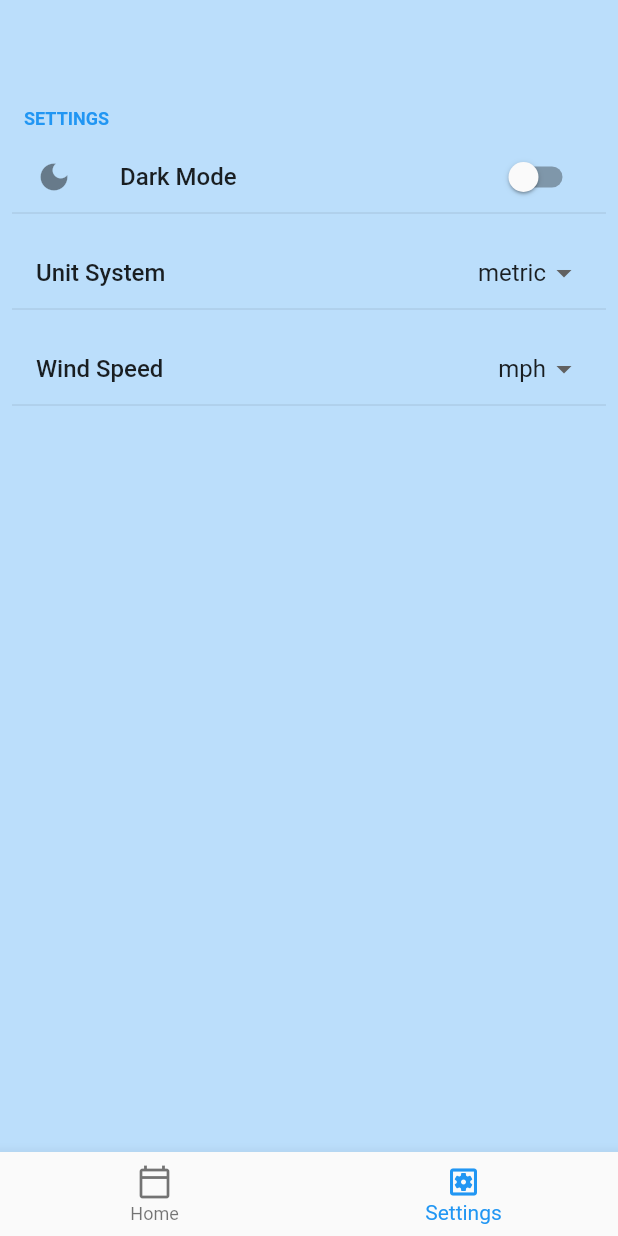
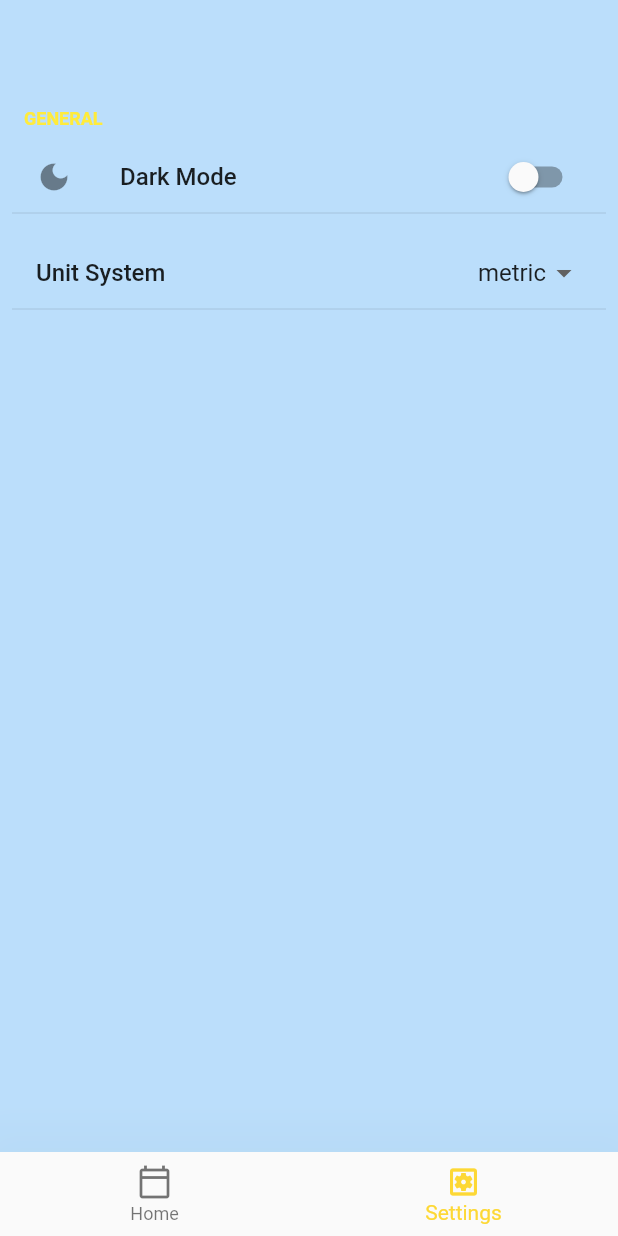
Before and after one commit to muhammadkh242/Weather-Forecast-2, a Flutter app: the screen it shows after launch, item 2 of the bottom bar chosen, on a phone screen of 412 x 824 dp. Run offline on Flutter 3.47's test engine with Material 2 defaults, Android fonts, the phone set to English and light mode, and no system bars; drawn by our look-alikes of flutter_settings_screens; our stand-ins replace conditional_builder, dio, geocoding, geolocator, hexcolor; statements that could not run were skipped.

Commit message:
change app mode based on user preferences

```diff
--- a/lib/layout_provider.dart
+++ b/lib/layout_provider.dart
@@ -1,17 +1,23 @@
 import 'package:flutter/material.dart';
 import 'package:weather/module/home/home_screen.dart';
 import 'package:weather/module/settings/settings_screen.dart';
+import 'package:flutter_settings_screens/flutter_settings_screens.dart';
+import 'package:weather/shared/constants.dart';
 
 class LayoutProvider extends ChangeNotifier {
 
   int bottomNavIndex = 0;
   List<Widget> pages = [
     const HomeScreen(),
-    const SettingsScreen()
+    const PreferencesScreen()
   ];
 
   void navigateBottomNavScreen(int index){
     bottomNavIndex = index;
     notifyListeners();
   }
+
+  void changeThemeMode(){
+    notifyListeners();
+  }
 }
--- a/lib/main.dart
+++ b/lib/main.dart
@@ -1,8 +1,11 @@
 import 'package:flutter/material.dart';
+import 'package:flutter/services.dart';
+import 'package:provider/provider.dart';
+import 'package:weather/layout_provider.dart';
+import 'package:flutter_settings_screens/flutter_settings_screens.dart';
+import 'package:weather/shared/constants.dart';
 import 'package:weather/weather_layout.dart';
-import 'package:flutter/services.dart';
 import 'package:hexcolor/hexcolor.dart';
-import 'package:flutter_settings_screens/flutter_settings_screens.dart';
 
 void main() async {
   await Settings.init(cacheProvider: SharePreferenceCache());
@@ -14,18 +17,60 @@ class MyApp extends StatelessWidget {
 
   @override
   Widget build(BuildContext context) {
+    return ChangeNotifierProvider<LayoutProvider>(
+        create: (context) => LayoutProvider(),
+        child: Consumer<LayoutProvider>(
+            builder: (BuildContext context, provider, _) {
+
           return MaterialApp(
             theme: ThemeData(
+              scaffoldBackgroundColor: Colors.blue[100],
+              primarySwatch: Colors.yellow,
               appBarTheme: AppBarTheme(
                 systemOverlayStyle: SystemUiOverlayStyle(
                   statusBarColor: Colors.blue[100],
                   statusBarIconBrightness: Brightness.dark,
                 ),
-
-        )
+                color: Colors.blue[100],
+                titleTextStyle: const TextStyle(
+                  color: Colors.white,
+                  fontWeight: FontWeight.bold,
+                  fontSize: 25.0,
                 ),
+              ),
+              bottomNavigationBarTheme: BottomNavigationBarThemeData(
+                type: BottomNavigationBarType.fixed,
+                selectedItemColor: Colors.yellow[600],
+                elevation: 50.0,
+              ),
+            ),
+            darkTheme: ThemeData(
+              scaffoldBackgroundColor: HexColor('323232'),
+              primarySwatch: Colors.yellow,
+              appBarTheme: AppBarTheme(
+                systemOverlayStyle: SystemUiOverlayStyle(
+                  statusBarColor: HexColor('323232'),
+                  statusBarIconBrightness: Brightness.light,
+                ),
+                color: HexColor('323232'),
+                titleTextStyle: const TextStyle(
+                  color: Colors.white,
+                  fontWeight: FontWeight.bold,
+                  fontSize: 25.0,
+                ),
+              ),
+              bottomNavigationBarTheme: BottomNavigationBarThemeData(
+                type: BottomNavigationBarType.fixed,
+                selectedItemColor: Colors.yellow[300],
+                elevation: 50.0,
+                backgroundColor: HexColor('323232'),
+                unselectedItemColor: Colors.grey,
+              ),
+            ),
+            themeMode: Settings.getValue(keyDark, false) ? ThemeMode.dark : ThemeMode.light,
             debugShowCheckedModeBanner: false,
-      home: WeatherLayout(),
+            home: const WeatherLayout(),
           );
+        }));
   }
 }
--- a/lib/module/home/home_provider.dart
+++ b/lib/module/home/home_provider.dart
@@ -16,6 +16,7 @@ class HomeProvider extends ChangeNotifier {
   late Position position;
   String long = "", lat = "";
   String currentAddress = "";
+  String unitSystem = "metric";
   late StreamSubscription<Position> positionStream;
 
   HomeProvider() {
@@ -23,7 +24,7 @@ class HomeProvider extends ChangeNotifier {
   }
 
   void getCurrentWeather() {
-    _weatherRepo.getCurrentWeather(lat: lat, long: long).then((value) {
+    _weatherRepo.getCurrentWeather(lat: lat, long: long,unitSystem: unitSystem).then((value) {
       weatherResponse = value;
       notifyListeners();
     });
--- a/lib/module/home/home_screen.dart
+++ b/lib/module/home/home_screen.dart
@@ -10,19 +10,17 @@ class HomeScreen extends StatelessWidget {
 
   @override
   Widget build(BuildContext context) {
-    return ChangeNotifierProvider<LayoutProvider>(
-      create: (context) => LayoutProvider(),
-      child: Consumer<LayoutProvider>(
+    return Consumer<LayoutProvider>(
         builder: (BuildContext context, layoutProvide, _) {
       return ChangeNotifierProvider<HomeProvider>(
         create: (context) => HomeProvider(),
         child: Consumer<HomeProvider>(
           builder: (context, homeProvider, _) {
-              return buildHomeScreen(context, homeProvider.weatherResponse, homeProvider);
+            return buildHomeScreen(
+                context, homeProvider.weatherResponse, homeProvider);
           },
         ),
       );
-      }),
-    );
+    });
   }
 }
--- a/lib/module/settings/components/settings_components.dart
+++ b/lib/module/settings/components/settings_components.dart
@@ -1,34 +1,34 @@
 import 'package:flutter/material.dart';
 import 'package:flutter_settings_screens/flutter_settings_screens.dart';
+import 'package:weather/layout_provider.dart';
 import 'package:weather/shared/constants.dart';
 
-Widget buildDarkModeTile(){
+Widget buildDarkModeTile(LayoutProvider provider) {
   return Padding(
     padding: const EdgeInsets.all(8.0),
     child: SwitchSettingsTile(
-        title: "Dark Mode",
-        settingKey: keyDark,
+      onChange: (value) {
+        provider.changeThemeMode();
+      },
+      title: "Dark Mode",
+      settingKey: keyDark,
       leading: Icon(Icons.dark_mode),
     ),
   );
 }
 
-Widget buildUnitsTile(){
+Widget buildUnitsTile() {
   return Padding(
     padding: const EdgeInsets.all(8.0),
     child: DropDownSettingsTile(
         title: "Unit System",
         settingKey: keyUnits,
         selected: 1,
-        values: const {
-          1: "metric",
-          2: "imperial",
-          3: "standard"
-        }),
+        values: const {1: "metric", 2: "imperial", 3: "standard"}),
   );
 }
 
-Widget buildWindTile(){
+Widget buildWindTile() {
   return Padding(
     padding: const EdgeInsets.all(8.0),
     child: DropDownSettingsTile(
--- a/lib/module/settings/settings_screen.dart
+++ b/lib/module/settings/settings_screen.dart
@@ -4,20 +4,17 @@ import 'package:weather/layout_provider.dart';
 import 'package:flutter_settings_screens/flutter_settings_screens.dart';
 import 'package:weather/module/settings/components/settings_components.dart';
 
-class SettingsScreen extends StatelessWidget {
-  const SettingsScreen({Key? key}) : super(key: key);
+class PreferencesScreen extends StatelessWidget {
+  const PreferencesScreen({Key? key}) : super(key: key);
 
   @override
   Widget build(BuildContext context) {
-    return ChangeNotifierProvider<LayoutProvider>(
-        create: (context) => LayoutProvider(),
-        child: Consumer<LayoutProvider>(
-            builder: (BuildContext context, layoutProvide, _) {
-          return SettingsGroup(title: "settings", children: [
-            buildDarkModeTile(),
-            buildUnitsTile(),
-            buildWindTile()
-          ]);
-        }));
+    return Consumer<LayoutProvider>(
+        builder: (BuildContext context, provider, _) {
+      return SettingsGroup(title: 'General', children: [
+        buildDarkModeTile(provider),
+        buildUnitsTile(),
+      ]);
+    });
   }
 }
--- a/lib/network/dio_client.dart
+++ b/lib/network/dio_client.dart
@@ -14,9 +14,9 @@ class DioClient {
     ));
   }
 
-  Future<dynamic> getCurrentWeather({required String lat, required String long}) async{
+  Future<dynamic> getCurrentWeather({required String lat, required String long, required String unitSystem}) async{
     Map<String, dynamic> queries =  {
-      'units': 'metric',
+      'units': unitSystem,
       'lat': lat,
       'lon': long,
       'appid': 'c67c9ddb5f0fa54ea9629f71fd2412d2'
--- a/lib/repository/repository.dart
+++ b/lib/repository/repository.dart
@@ -7,8 +7,8 @@ class WeatherRepo {
 
   WeatherRepo(this.dioClient);
 
-  Future<WeatherResponse> getCurrentWeather({required String lat, required String long}) async {
-    var res =  await dioClient.getCurrentWeather(lat: lat, long: long);
+  Future<WeatherResponse> getCurrentWeather({required String lat, required String long, required String unitSystem}) async {
+    var res =  await dioClient.getCurrentWeather(lat: lat, long: long, unitSystem: unitSystem);
     return WeatherResponse.fromJson(res);
   }
 
--- a/lib/weather_layout.dart
+++ b/lib/weather_layout.dart
@@ -8,20 +8,16 @@ class WeatherLayout extends StatelessWidget {
 
   @override
   Widget build(BuildContext context) {
-    return ChangeNotifierProvider<LayoutProvider>(
-        create: (context) => LayoutProvider(),
-        child: Consumer<LayoutProvider>(
-            builder: (context, layoutProvider, _) {
+    return Consumer<LayoutProvider>(builder: (context, provider, _) {
+
       return Scaffold(
-            backgroundColor: Colors.blue[100],
         appBar: AppBar(
-              backgroundColor: Colors.blue[100],
           elevation: 0.0,
         ),
         bottomNavigationBar: BottomNavigationBar(
-              currentIndex: layoutProvider.bottomNavIndex,
+          currentIndex: provider.bottomNavIndex,
           onTap: (index) {
-                layoutProvider.navigateBottomNavScreen(index);
+            provider.navigateBottomNavScreen(index);
           },
           items: const [
             BottomNavigationBarItem(
@@ -31,8 +27,8 @@ class WeatherLayout extends StatelessWidget {
                 label: "Settings")
           ],
         ),
-            body: layoutProvider.pages[layoutProvider.bottomNavIndex],
+        body: provider.pages[provider.bottomNavIndex],
       );
-        }));
+    });
   }
 }
```
Lines whose indentation alone changed are shown as unchanged.
